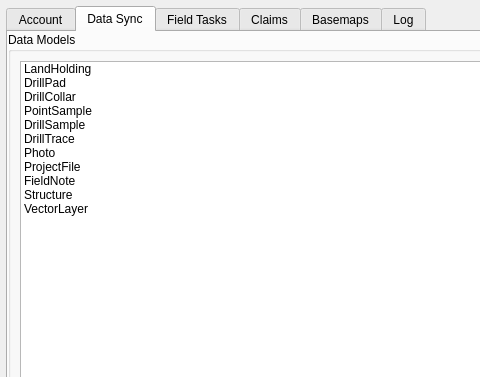
Qt form ui/geodb_modern_dialog.ui (joswhite1/geodb-qgis-plugin) before a commit; both pictures show x 0 to 480 and y 0 to 377 of the 1100 by 700 pixel window.
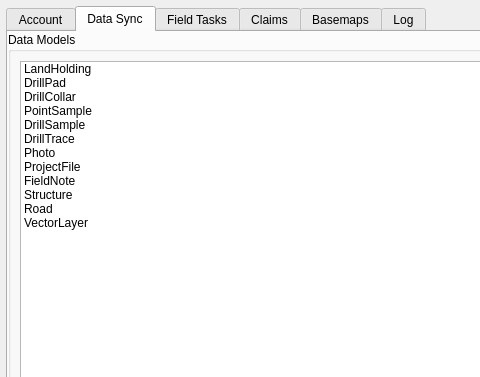
The same form after that commit. The open tabs and pages were chosen to show the change. Icons and pictures are not drawn.

Commit message: v2.35.6 (unreleased): manage map layers, field sketches, GeoPackage-backed pulls, Roads, words (usability Q-4..Q-8)

Diff of the .ui file:
```diff
--- a/ui/geodb_modern_dialog.ui
+++ b/ui/geodb_modern_dialog.ui
@@ -464,6 +464,15 @@
             <normaloff>../icons/crosshair2.svg</normaloff>../icons/crosshair2.svg</iconset>
           </property>
          </item>
+         <item>
+          <property name="text">
+           <string>Road</string>
+          </property>
+          <property name="icon">
+           <iconset>
+            <normaloff>../icons/map.png</normaloff>../icons/map.png</iconset>
+          </property>
+         </item>
          <item>
           <property name="text">
            <string>VectorLayer</string>
```
The commit also changes 9 other files.
